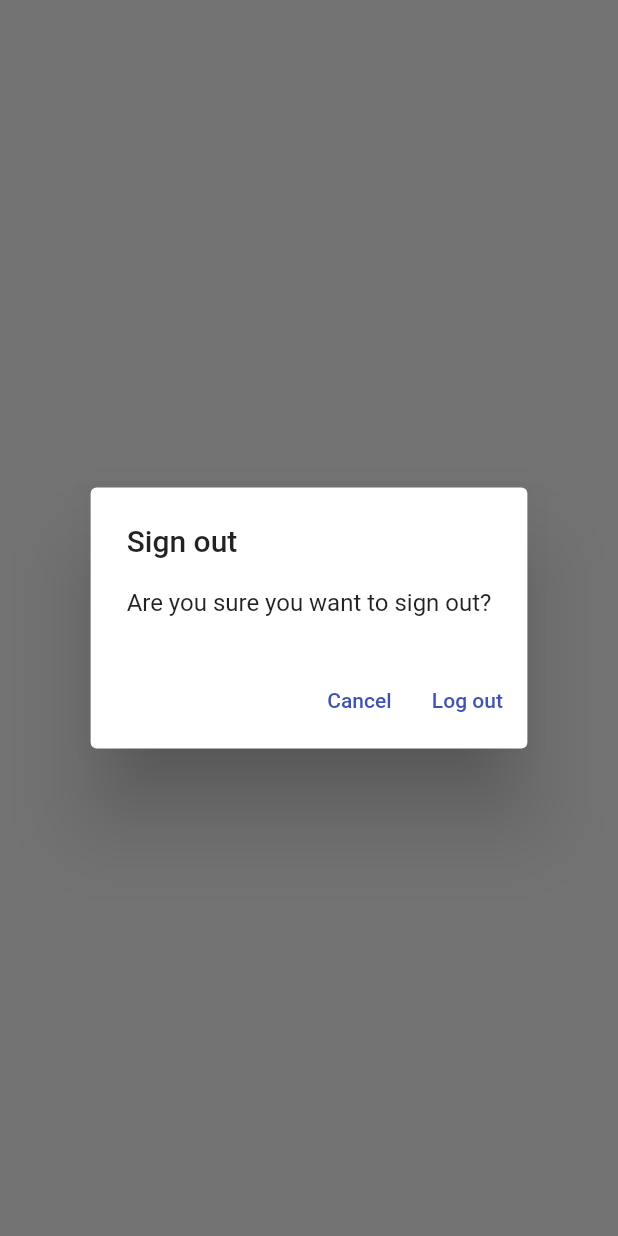
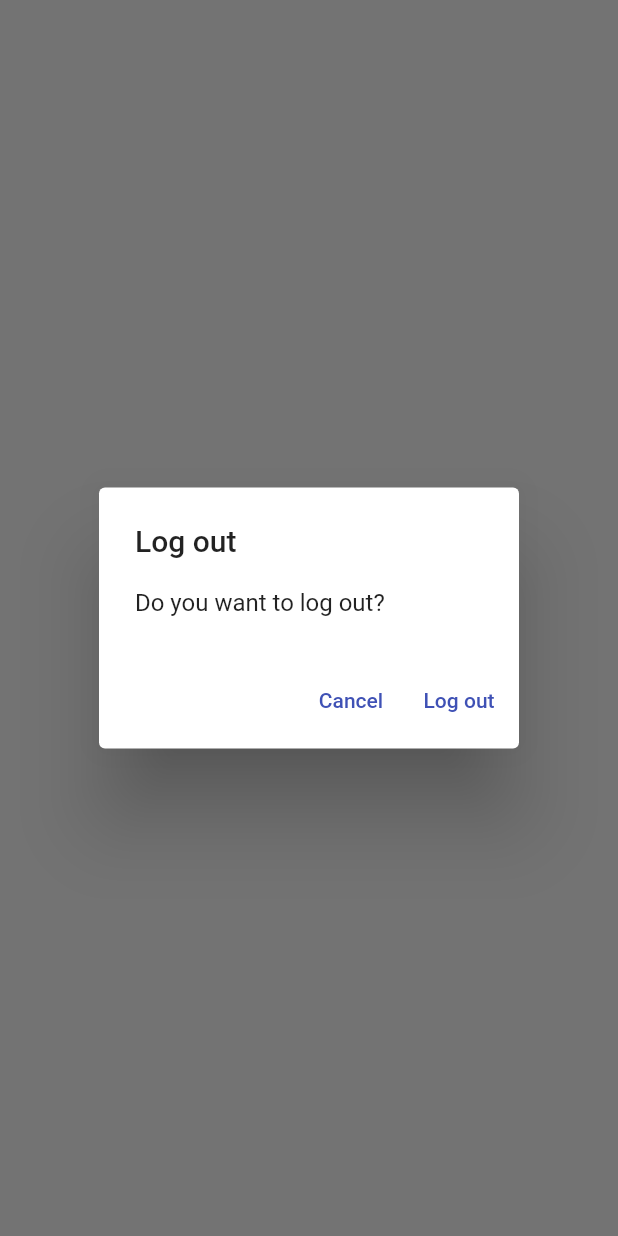
Before and after one commit to Cirorx/Flutter_Course__VandadNP, a Flutter app: what showLogOutDialog() shows on an empty page, opened directly, on a phone screen of 412 x 824 dp. Run offline on Flutter 3.47's test engine with Material 2 defaults, Android fonts, the phone set to English and light mode, and no system bars; our stand-ins replace firebase_auth, firebase_core, sqflite; accounts and stored records are empty; network calls fail.

Commit message:
Chapter 33 - Deleting Existing Notes in Notes View
User application is able to delete notes.
The use of dialog has been optimized by adding a generic dialog, and others specific dialogues implementing the generic one.

```diff
--- /dev/null
+++ b/learning_dart/lib/utilities/dialogs/generic_dialog.dart
@@ -0,0 +1,34 @@
+import 'package:flutter/material.dart';
+
+typedef DialogOptionBuilder<T> = Map<String, T?> Function();
+
+//this functions return an optional value
+Future<T?> showGenericDialog<T>({
+  required BuildContext context,
+  required String title,
+  required String content,
+  required DialogOptionBuilder optionsBuilder,
+}) {
+  final options = optionsBuilder();
+  return showDialog<T>(
+      context: context,
+      builder: (context) {
+        return AlertDialog(
+          title: Text(title),
+          content: Text(content),
+          actions: options.keys.map((optionTitle) {
+            final T value = options[optionTitle];
+            return TextButton(
+              onPressed: () {
+                if (value != null) {
+                  Navigator.of(context).pop(value);
+                } else {
+                  Navigator.of(context).pop();
+                }
+              },
+              child: Text(optionTitle),
+            );
+          }).toList(),
+        );
+      });
+}
--- /dev/null
+++ b/learning_dart/lib/utilities/dialogs/logout_dialog.dart
@@ -0,0 +1,21 @@
+import 'package:flutter/material.dart';
+import 'package:learning_dart/utilities/dialogs/generic_dialog.dart';
+
+Future<bool> showLogOutDialog(BuildContext context) {
+  return showGenericDialog(
+    context: context,
+    title: "Log out",
+    content: "Do you want to log out?",
+    optionsBuilder: () => {
+      "Cancel": false,
+      "Log out": true,
+    },
+  ).then(
+    (value) => value ?? false,
+  );
+  /*
+  On some platforms you're able to dismiss your dialogues without actually
+  responding to any of the options presented in the dialogue, thats why we
+  are returning a default value false
+   */
+}
--- a/learning_dart/lib/views/login_view.dart
+++ b/learning_dart/lib/views/login_view.dart
@@ -3,8 +3,7 @@ import 'package:flutter/material.dart';
 import 'package:learning_dart/constants/routes.dart';
 import 'package:learning_dart/services/auth/auth_exceptions.dart';
 import 'package:learning_dart/services/auth/auth_service.dart';
-
-import '../utilities/show_error_dialog.dart';
+import '../utilities/dialogs/error_dialog.dart';
 
 class LoginView extends StatefulWidget {
   const LoginView({super.key});
--- a/learning_dart/lib/views/notes/notes_view.dart
+++ b/learning_dart/lib/views/notes/notes_view.dart
@@ -2,9 +2,11 @@ import 'dart:developer' as devtools show log;
 import 'package:flutter/material.dart';
 import 'package:learning_dart/services/auth/auth_service.dart';
 import 'package:learning_dart/services/crud/notes_service.dart';
+import 'package:learning_dart/views/notes/notes_list_view.dart';
 
 import '../../constants/routes.dart';
 import '../../enums/menu_action.dart';
+import '../../utilities/dialogs/logout_dialog.dart';
 
 class NotesView extends StatefulWidget {
   const NotesView({Key? key}) : super(key: key);
@@ -73,20 +75,11 @@ class _NotesViewState extends State<NotesView> {
                     case ConnectionState.active:
                       if (snapshot.hasData) {
                         final allNotes = snapshot.data as List<DatabaseNote>;
-                        return ListView.builder(
-                          itemCount: allNotes.length,
-                          itemBuilder: (context, index) {
-                            final note = allNotes[index];
-                            return ListTile(
-                              title: Text(
-                                note.text,
-                                maxLines: 1,
-                                softWrap: true,
-                                overflow: TextOverflow.ellipsis,
-                              ),
-                            );
-                          },
-                        );
+                        return NotesListView(
+                            notes: allNotes,
+                            onDeleteNote: (note) async {
+                              await _notesService.deleteNote(id: note.id);
+                            });
                       } else {
                         return const CircularProgressIndicator();
                       }
@@ -103,29 +96,3 @@ class _NotesViewState extends State<NotesView> {
     );
   }
 }
-
-Future<bool> showLogOutDialog(BuildContext context) {
-  return showDialog<bool>(
-    context: context,
-    builder: (context) {
-      return AlertDialog(
-        title: const Text('Sign out'),
-        content: const Text('Are you sure you want to sign out?'),
-        actions: [
-          TextButton(
-            onPressed: () {
-              Navigator.of(context).pop(false);
-            },
-            child: const Text('Cancel'),
-          ),
-          TextButton(
-            onPressed: () {
-              Navigator.of(context).pop(true);
-            },
-            child: const Text('Log out'),
-          ),
-        ],
-      );
-    },
-  ).then((value) => value ?? false);
-}
--- a/learning_dart/lib/views/register_view.dart
+++ b/learning_dart/lib/views/register_view.dart
@@ -2,7 +2,7 @@ import 'package:flutter/material.dart';
 import 'package:learning_dart/constants/routes.dart';
 import 'package:learning_dart/services/auth/auth_exceptions.dart';
 import 'package:learning_dart/services/auth/auth_service.dart';
-import 'package:learning_dart/utilities/show_error_dialog.dart';
+import '../utilities/dialogs/error_dialog.dart';
 
 class RegisterView extends StatefulWidget {
   const RegisterView({super.key});
```
Also changed, not shown: learning_dart/lib/utilities/dialogs/delete_dialog.dart (added, +21 -0 lines), learning_dart/lib/utilities/dialogs/error_dialog.dart (added, +19 -0 lines), learning_dart/lib/utilities/show_error_dialog.dart (deleted, +0 -24 lines), learning_dart/lib/views/notes/notes_list_view.dart (added, +45 -0 lines).
